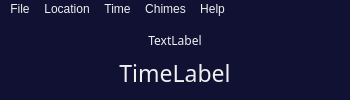
This is mainwindow.ui in larsnaesbye/tempus as Qt 5 draws it before an edit. The edited form follows.
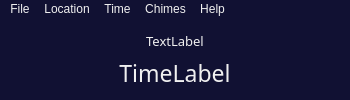
This is the edited form. Icons and pictures are not drawn.

```diff
--- a/mainwindow.ui
+++ b/mainwindow.ui
@@ -63,7 +63,7 @@
       <property name="font">
        <font>
         <family>Ubuntu Mono</family>
-        <pointsize>9</pointsize>
+        <pointsize>10</pointsize>
        </font>
       </property>
       <property name="text">
```
